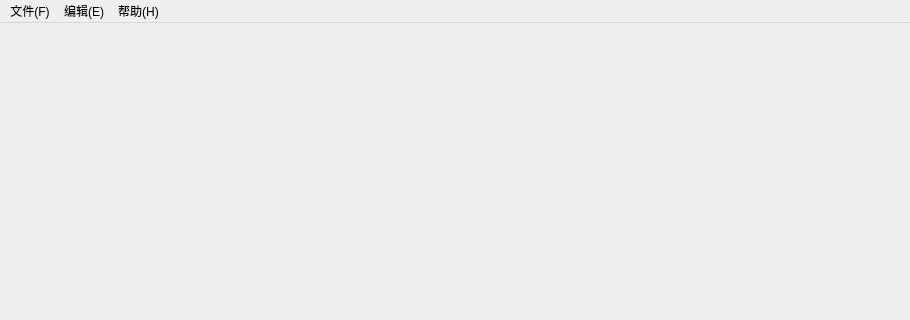
This is mainwindow.ui in MichaelZhou-New/PyEditor as Qt 5 draws it before an edit; both pictures show x 0 to 910 and y 0 to 320 of the 910 by 1000 pixel window. The edited form follows.
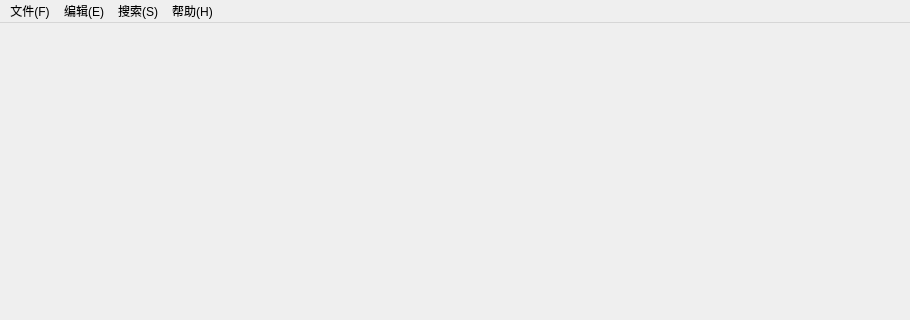
This is the edited form.

Diff of the .ui file:
```diff
--- a/mainwindow.ui
+++ b/mainwindow.ui
@@ -26,7 +26,7 @@
      <x>0</x>
      <y>0</y>
      <width>910</width>
-     <height>25</height>
+     <height>26</height>
     </rect>
    </property>
    <widget class="QMenu" name="edit">
@@ -59,8 +59,15 @@
     </property>
     <addaction name="aboutAction"/>
    </widget>
+   <widget class="QMenu" name="menu">
+    <property name="title">
+     <string>搜索(S)</string>
+    </property>
+    <addaction name="searchAction"/>
+   </widget>
    <addaction name="file"/>
    <addaction name="edit"/>
+   <addaction name="menu"/>
    <addaction name="help"/>
   </widget>
   <widget class="QStatusBar" name="statusbar">
```
Left out of the diff: 8 changed lines with no effect on the pictures.
